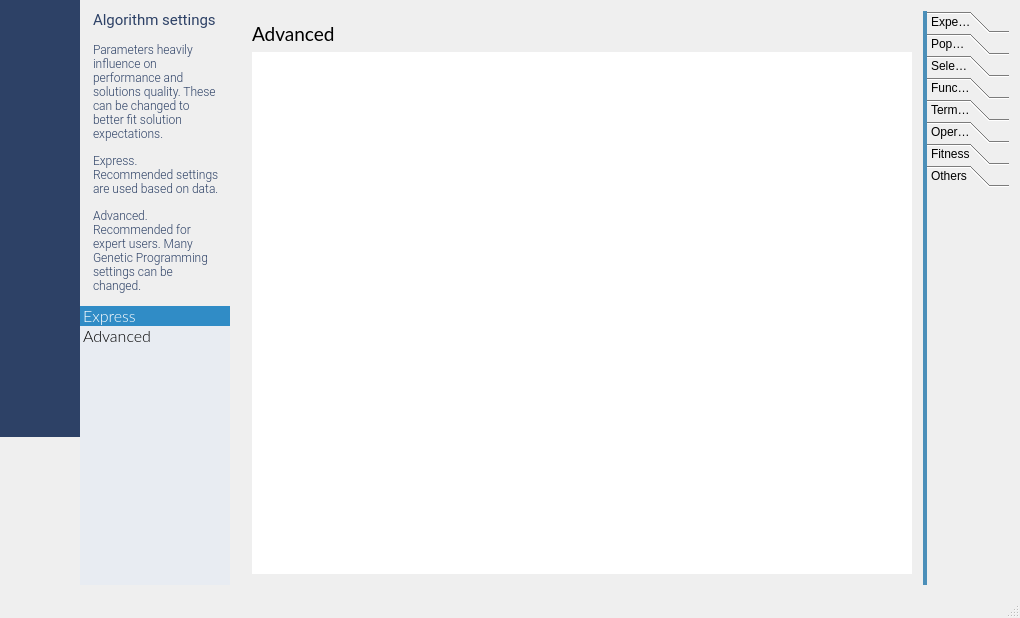
Before: the Qt Designer form source/mainwidget.ui in emigdioz/LeafGP, drawn with Qt 5.
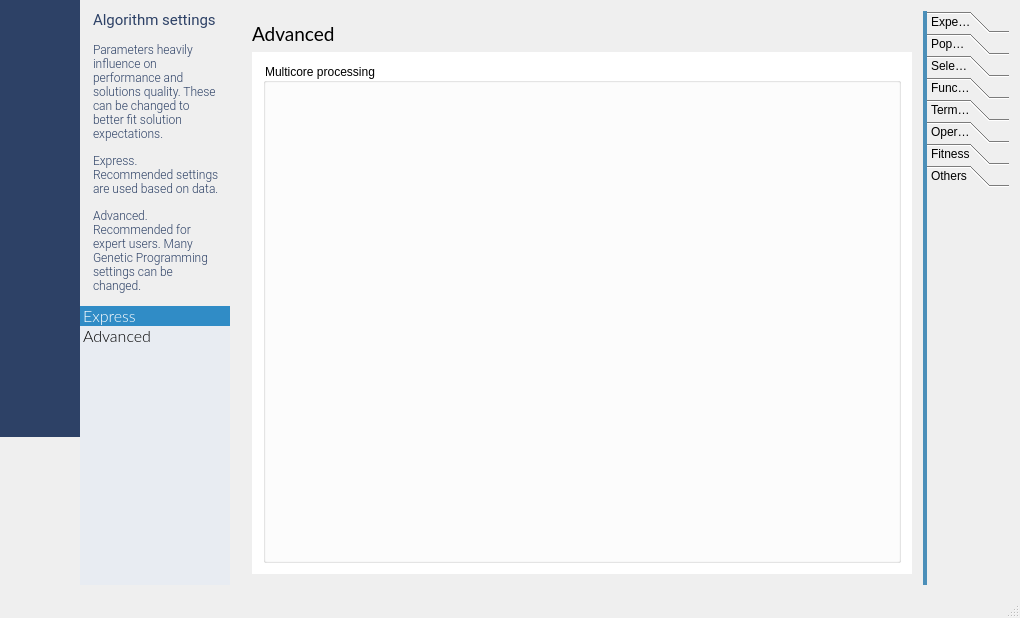
After: the same form once the commit is applied. The open tabs and pages were chosen to show the change. Icons and pictures are not drawn. Custom widgets are drawn as their Qt base class.

Patch:
```diff
--- a/source/mainwidget.ui
+++ b/source/mainwidget.ui
@@ -3357,7 +3357,31 @@
                       </layout>
                      </widget>
                      <widget class="QWidget" name="pageFitness"/>
-                     <widget class="QWidget" name="pageOthers"/>
+                     <widget class="QWidget" name="pageOthers">
+                      <layout class="QGridLayout" name="gridLayout_70">
+                       <item row="0" column="0">
+                        <layout class="QVBoxLayout" name="verticalLayout_23">
+                         <item>
+                          <widget class="QGroupBox" name="groupBox_7">
+                           <property name="styleSheet">
+                            <string notr="true">QGroupBox {
+	background-color: rgb(255,255,255);
+}</string>
+                           </property>
+                           <property name="title">
+                            <string>Multicore processing</string>
+                           </property>
+                           <layout class="QGridLayout" name="gridLayout_71">
+                            <item row="0" column="0">
+                             <layout class="QVBoxLayout" name="verticalLayout_24"/>
+                            </item>
+                           </layout>
+                          </widget>
+                         </item>
+                        </layout>
+                       </item>
+                      </layout>
+                     </widget>
                     </widget>
                    </item>
                   </layout>
```
Left out of the diff: 50 changed lines with no effect on the pictures.
